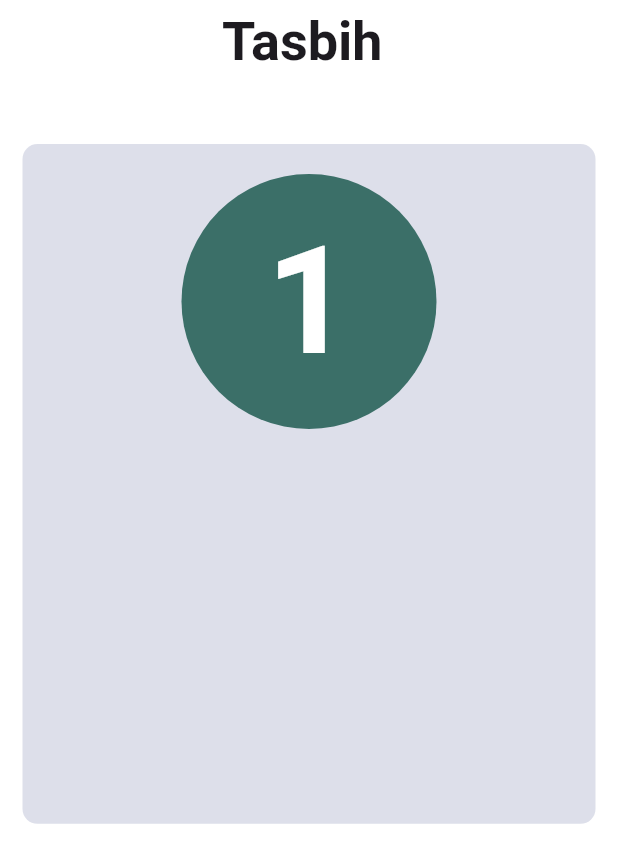
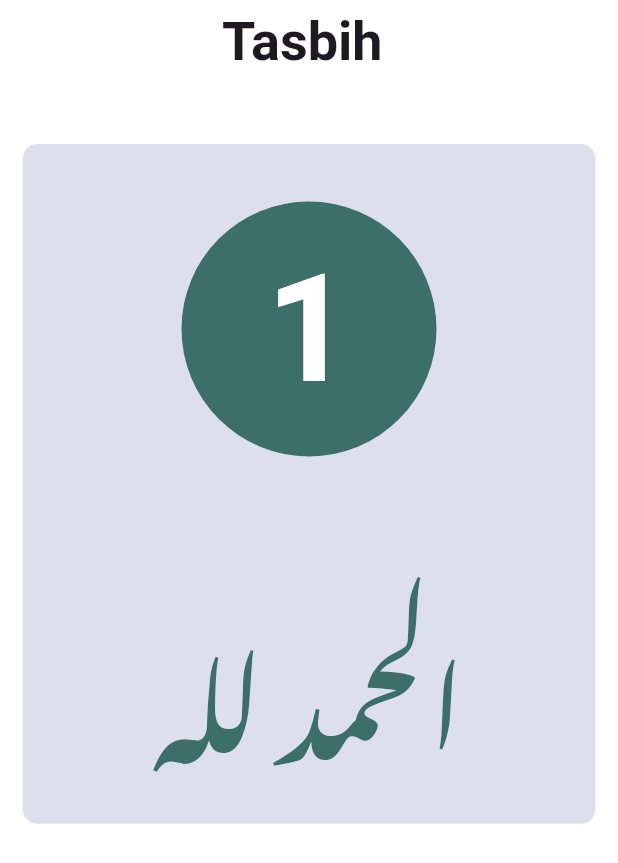
Before and after one commit to Khaled112003/islami, a Flutter app: the Tasbih screen opened by its route, on a phone screen of 412 x 824 dp. Shown: the top 863 px of the screen. Run offline on Flutter 3.47's test engine with Material 3 defaults, Android fonts, the light colour scheme and no system bars; our stand-ins replace bloc, dartz, device_preview, dio, equatable, flutter_bloc and 2 more; network calls fail.

Commit message:
adding a text

```diff
--- a/lib/Features/Tasbih/presentation/views/widgets/zakr&numbre.dart
+++ b/lib/Features/Tasbih/presentation/views/widgets/zakr&numbre.dart
@@ -13,35 +13,39 @@ class ZakrAndNumber extends StatelessWidget {
       decoration: BoxDecoration(
         borderRadius: BorderRadius.circular(10),
         color: Mycolors.prayertime,
-
-
       ),
-      child:  Padding(
-        padding: const EdgeInsets.only(top:20 ),
       child: Column(
-          mainAxisAlignment: MainAxisAlignment.spaceBetween,
+        mainAxisAlignment: MainAxisAlignment.spaceEvenly,
+        crossAxisAlignment: CrossAxisAlignment.center,
         children: [
           Container(
             width: 200,
             height: 170,
-              decoration:const BoxDecoration(
+            decoration: const BoxDecoration(
               shape: BoxShape.circle,
-                color: Color.fromARGB(255, 59, 111, 104),
+              color: Mycolors.green,
             ),
-              child:const Center(
+            child: const Center(
               child: Text(
                 '1',
                 style: TextStyle(
                     color: Colors.white,
                     fontSize: 100,
-                    fontWeight: FontWeight.bold
+                    fontWeight: FontWeight.bold),
               ),
             ),
           ),
+          SizedBox(
+            height: 30,
+          ),
+          Text(
+            "الحمد لله",
+            style: TextStyle(
+                fontFamily: 'NotoNastaliqUrdu',
+                fontSize: 70,
+                fontWeight: FontWeight.bold ,color:Mycolors.green ),
           )
-
         ],
-        ),
       ),
     );
   }
--- a/lib/core/constant/my_color.dart
+++ b/lib/core/constant/my_color.dart
@@ -5,4 +5,6 @@ class Mycolors {
   static const Color myWhite = Color(0xFFFFFFFF);
   static const Color collectionColor = Color.fromARGB(153, 218, 220, 232);
   static const Color prayertime = Color(0xFFDDDFEA);
+
+   static const Color green =  Color.fromARGB(255, 59, 111, 104);
 }
```
Also changed, not shown: pubspec.yaml (+5 -4 lines), assets/fonts/NotoNastaliqUrdu-VariableFont_wght.ttf (added), pubspec.lock, 1 other file. Lines whose indentation alone changed are shown as unchanged.
